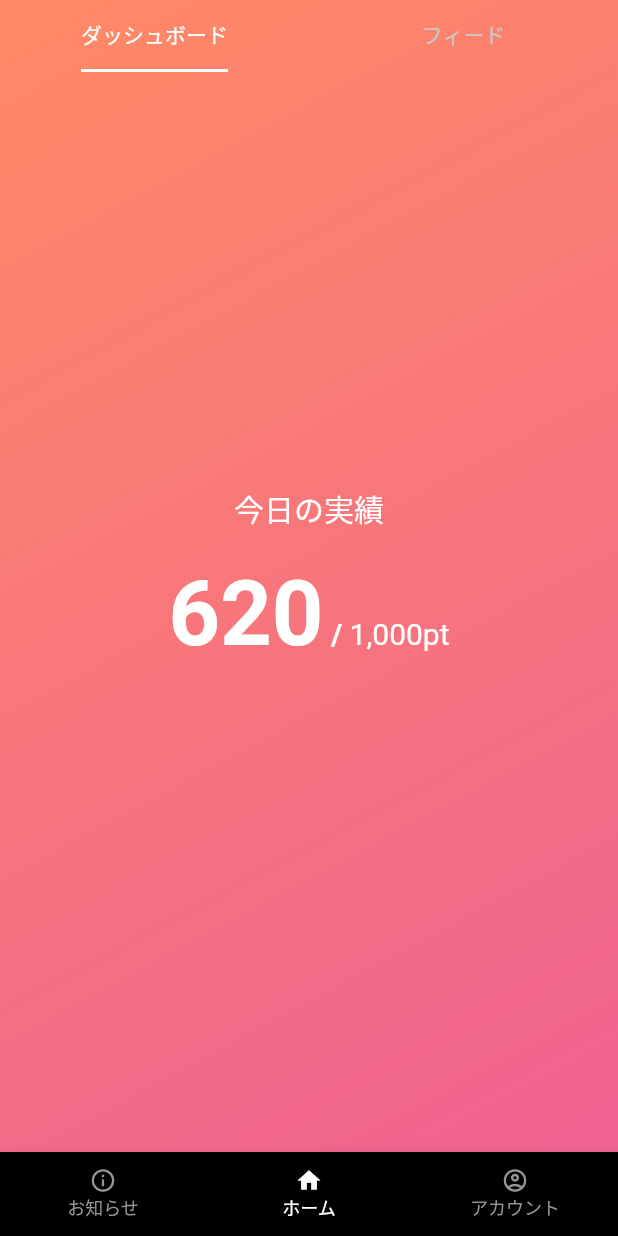
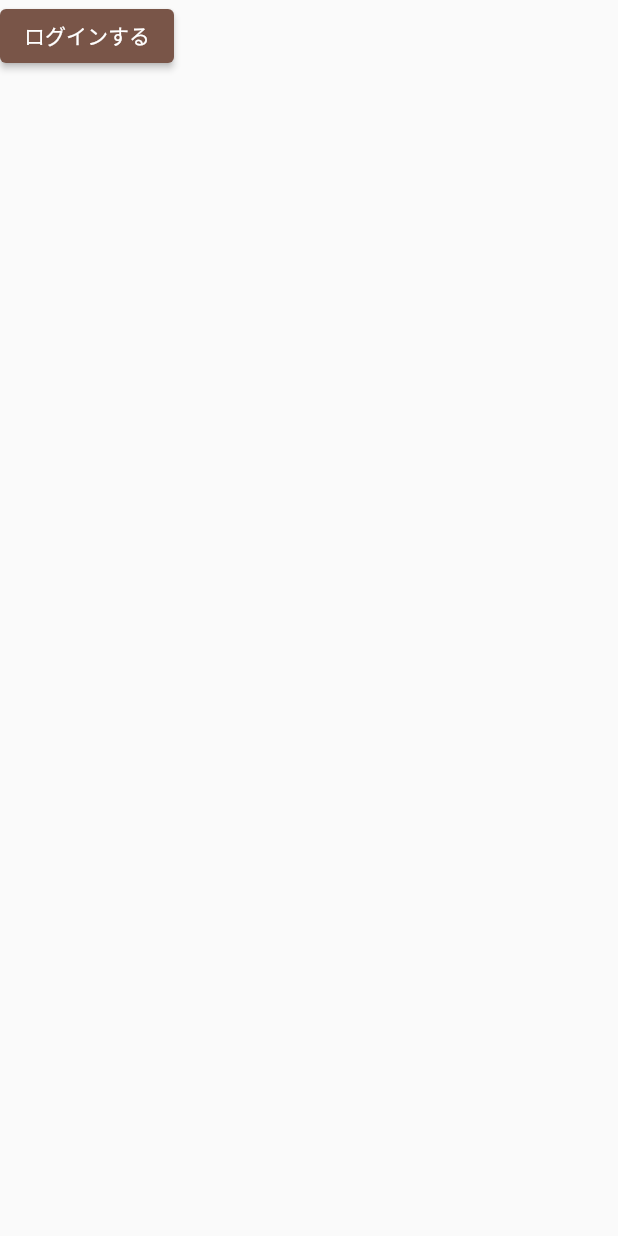
Before and after one commit to rc-code-jp/media_feed_app, a Flutter app: the screen it shows after launch, on a phone screen of 412 x 824 dp. Run offline on Flutter 3.47's test engine with Material 2 defaults, Android fonts, the phone set to English and light mode, and no system bars; our stand-ins replace flutter_riverpod, flutter_secure_storage, share_plus, video_player; missing offline and left inert: simple_logger.

Commit message:
仮ログインと仮チュートリアル

```diff
--- a/analysis_options.yaml
+++ b/analysis_options.yaml
@@ -8,6 +8,11 @@
 # The following line activates a set of recommended lints for Flutter apps,
 # packages, and plugins designed to encourage good coding practices.
 include: package:flutter_lints/flutter.yaml
+
+# RiverpodのカスタムLint
+analyzer:
+  plugins:
+    - custom_lint
 
 linter:
   # The lint rules applied to this project can be customized in the
--- a/lib/features/feed/widgets/feed_acquired_banner.dart
+++ b/lib/features/feed/widgets/feed_acquired_banner.dart
@@ -31,7 +31,9 @@ class FeedAcquiredBanner extends ConsumerWidget {
               color: AppColors.white,
               size: 20,
             ),
-            Padding(padding: EdgeInsets.only(left: 5)),
+            SizedBox(
+              width: 5,
+            ),
             Text(
               'ポイント獲得済み',
               style: TextStyle(fontSize: 16, color: AppColors.white),
--- /dev/null
+++ b/lib/libraries/auth_storage.dart
@@ -0,0 +1,23 @@
+import 'package:flutter_secure_storage/flutter_secure_storage.dart';
+
+class AuthStorage {
+  final _storage = const FlutterSecureStorage();
+  final _key = 'token';
+
+  Future<String?> read() async {
+    return await _storage.read(key: _key);
+  }
+
+  Future<void> write(String token) async {
+    await _storage.write(key: _key, value: token);
+  }
+
+  Future<void> delete() async {
+    await _storage.delete(key: _key);
+  }
+
+  Future<bool> has() async {
+    String? token = await read();
+    return token != null;
+  }
+}
--- a/lib/main.dart
+++ b/lib/main.dart
@@ -1,6 +1,10 @@
 import 'package:flutter/material.dart';
 import 'package:flutter_riverpod/flutter_riverpod.dart';
+import 'package:media_feed_app/libraries/auth_storage.dart';
 import 'package:media_feed_app/screens/main_screen.dart';
+import 'package:media_feed_app/screens/sign_in_screen.dart';
+import 'package:media_feed_app/screens/tutorial_screen.dart';
+import 'package:media_feed_app/styles/colors.dart';
 
 void main() {
   runApp(
@@ -13,16 +17,49 @@ void main() {
 class MyApp extends ConsumerWidget {
   const MyApp({super.key});
 
+  Future<bool> isLoggedIn() async {
+    return await AuthStorage().has();
+  }
+
   @override
   Widget build(BuildContext context, WidgetRef ref) {
+    const title = 'Media Feed App';
+
+    return FutureBuilder<bool>(
+      future: isLoggedIn(),
+      builder: (context, snapshot) {
+        if (snapshot.connectionState == ConnectionState.waiting) {
+          // ログイン状態の取得が完了するまでローディング表示を行う
+          return const MaterialApp(
+            title: title,
+            home: Scaffold(
+              backgroundColor: AppColors.black,
+              body: Center(
+                child: CircularProgressIndicator(
+                  color: AppColors.white,
+                ),
+              ),
+            ),
+          );
+        } else {
+          bool loggedIn = snapshot.data!;
+
+          // ログイン状態に応じて表示する画面を切り替える
           return MaterialApp(
-      title: 'Media Feed App',
+            title: title,
             themeMode: ThemeMode.light,
             theme: ThemeData(
               primarySwatch: Colors.brown,
             ),
             routes: {
-        '/': (_) => const MainScreen(),
+              // ※ '/' スラッシュのみのルートは不要（homeで指定しているため）
+              '/main': (context) => const MainScreen(),
+              '/tutorial': (context) => const TutorialScreen(),
+              '/sign-in': (context) => const SignInScreen(),
+            },
+            home: loggedIn ? const MainScreen() : const TutorialScreen(),
+          );
+        }
       },
     );
   }
--- a/lib/screens/home_children/dashboard_tab.dart
+++ b/lib/screens/home_children/dashboard_tab.dart
@@ -17,7 +17,9 @@ class DashboardTab extends ConsumerWidget {
             '今日の実績',
             style: TextStyle(color: AppColors.white, fontSize: 20),
           ),
-          Padding(padding: EdgeInsets.only(top: 20)),
+          SizedBox(
+            height: 20,
+          ),
           Achievement(point: 620),
         ],
       ),
--- a/lib/screens/main_screen.dart
+++ b/lib/screens/main_screen.dart
@@ -13,10 +13,30 @@ class MainScreen extends ConsumerStatefulWidget {
 }
 
 class MainScreenState extends ConsumerState<MainScreen> {
+  // ナビゲーションの画面
   final List<Widget> _screens = [
     const NewsScreen(),
     const HomeScreen(),
     const AccountScreen(),
+  ];
+
+  // ナビゲーションバーのアイテム
+  final navbarItems = [
+    const BottomNavigationBarItem(
+      icon: Icon(Icons.info_outline),
+      activeIcon: Icon(Icons.info),
+      label: 'お知らせ',
+    ),
+    const BottomNavigationBarItem(
+      icon: Icon(Icons.home_outlined),
+      activeIcon: Icon(Icons.home),
+      label: 'ホーム',
+    ),
+    const BottomNavigationBarItem(
+      icon: Icon(Icons.account_circle_outlined),
+      activeIcon: Icon(Icons.account_circle),
+      label: 'アカウント',
+    ),
   ];
 
   int _selectedIndex = 1; // HomeScreenを初期表示
@@ -52,23 +72,7 @@ class MainScreenState extends ConsumerState<MainScreen> {
         iconSize: 18,
         selectedFontSize: 12,
         unselectedFontSize: 12,
-        items: const [
-          BottomNavigationBarItem(
-            icon: Icon(Icons.info_outline),
-            activeIcon: Icon(Icons.info),
-            label: 'お知らせ',
-          ),
-          BottomNavigationBarItem(
-            icon: Icon(Icons.home_outlined),
-            activeIcon: Icon(Icons.home),
-            label: 'ホーム',
-          ),
-          BottomNavigationBarItem(
-            icon: Icon(Icons.account_circle_outlined),
-            activeIcon: Icon(Icons.account_circle),
-            label: 'アカウント',
-          ),
-        ],
+        items: navbarItems,
       ),
     );
   }
--- a/lib/screens/news_screen.dart
+++ b/lib/screens/news_screen.dart
@@ -6,10 +6,8 @@ class NewsScreen extends ConsumerWidget {
 
   @override
   Widget build(BuildContext context, WidgetRef ref) {
-    return const Scaffold(
-      body: Center(
-        child: Text('News'),
-      ),
+    return const Center(
+      child: Text('ニュース'),
     );
   }
 }
--- /dev/null
+++ b/lib/screens/tutorial_screen.dart
@@ -0,0 +1,21 @@
+import 'package:flutter/material.dart';
+import 'package:flutter_riverpod/flutter_riverpod.dart';
+
+class TutorialScreen extends ConsumerWidget {
+  const TutorialScreen({Key? key}) : super(key: key);
+
+  @override
+  Widget build(BuildContext context, WidgetRef ref) {
+    return Scaffold(
+      body: SafeArea(
+        child: ElevatedButton(
+          onPressed: () {
+            // チュートリアル完了後にログイン画面に遷移
+            Navigator.pushReplacementNamed(context, '/sign-in');
+          },
+          child: const Text('ログインする'),
+        ),
+      ),
+    );
+  }
+}
--- a/pubspec.yaml
+++ b/pubspec.yaml
@@ -37,6 +37,7 @@ dependencies:
   video_player: ^2.6.1
   simple_logger: ^1.9.0+2
   share_plus: ^6.3.4
+  flutter_secure_storage: ^8.0.0
 
 dev_dependencies:
   flutter_test:
```
Also changed, not shown: lib/features/feed/widgets/feed_card_progress.dart (+6 -2 lines), lib/features/feed/widgets/feed_media_player.dart (+14 -3 lines), lib/screens/account_screen.dart (+18 -3 lines), lib/screens/sign_in_screen.dart (added, +45 -0 lines), lib/widgets/icon_text_row.dart (+7 -1 lines), lib/widgets/media_player.dart (+6 -18 lines), pubspec.lock, 5 other files. Lines whose indentation alone changed are shown as unchanged.
